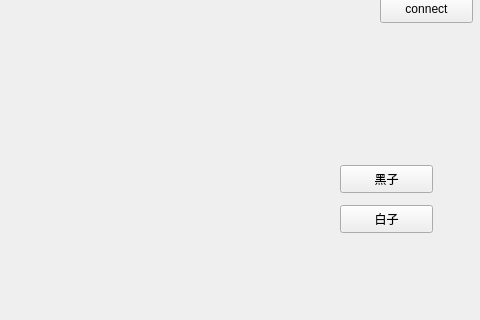
The window that sixchess/clientwidget.ui (iuoi9ouy/sixchess) describes before a commit, drawn with Qt 5; both pictures show x 320 to 800 and y 125 to 445 of the 800 by 600 pixel window.
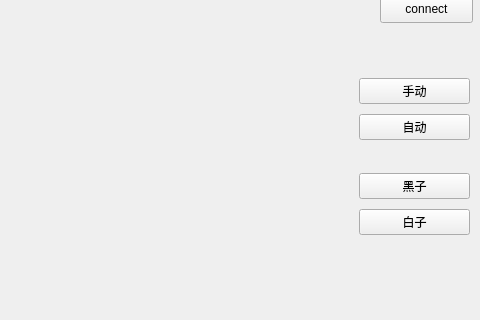
The same window after the commit.

What changed in the file:
```diff
--- a/sixchess/clientwidget.ui
+++ b/sixchess/clientwidget.ui
@@ -66,41 +66,57 @@
     </item>
    </layout>
   </widget>
-  <widget class="QWidget" name="widget_2" native="true">
+  <widget class="QWidget" name="widget_4" native="true">
    <property name="geometry">
     <rect>
-     <x>630</x>
-     <y>270</y>
-     <width>151</width>
-     <height>111</height>
+     <x>670</x>
+     <y>190</y>
+     <width>129</width>
+     <height>184</height>
     </rect>
    </property>
-   <widget class="QPushButton" name="Buttonhei">
-    <property name="geometry">
-     <rect>
-      <x>30</x>
-      <y>20</y>
-      <width>93</width>
-      <height>28</height>
-     </rect>
-    </property>
-    <property name="text">
-     <string>黑子</string>
-    </property>
-   </widget>
-   <widget class="QPushButton" name="pushButton_2">
-    <property name="geometry">
-     <rect>
-      <x>30</x>
-      <y>60</y>
-      <width>93</width>
-      <height>28</height>
-     </rect>
-    </property>
-    <property name="text">
-     <string>白子</string>
-    </property>
-   </widget>
+   <layout class="QVBoxLayout" name="verticalLayout_2">
+    <item>
+     <widget class="QWidget" name="widget_3" native="true">
+      <layout class="QVBoxLayout" name="verticalLayout">
+       <item>
+        <widget class="QPushButton" name="pushButton_3">
+         <property name="text">
+          <string>手动</string>
+         </property>
+        </widget>
+       </item>
+       <item>
+        <widget class="QPushButton" name="pushButton">
+         <property name="text">
+          <string>自动</string>
+         </property>
+        </widget>
+       </item>
+      </layout>
+     </widget>
+    </item>
+    <item>
+     <widget class="QWidget" name="widget_2" native="true">
+      <layout class="QVBoxLayout" name="verticalLayout_3">
+       <item>
+        <widget class="QPushButton" name="Buttonhei">
+         <property name="text">
+          <string>黑子</string>
+         </property>
+        </widget>
+       </item>
+       <item>
+        <widget class="QPushButton" name="pushButton_2">
+         <property name="text">
+          <string>白子</string>
+         </property>
+        </widget>
+       </item>
+      </layout>
+     </widget>
+    </item>
+   </layout>
   </widget>
  </widget>
  <resources/>
```
